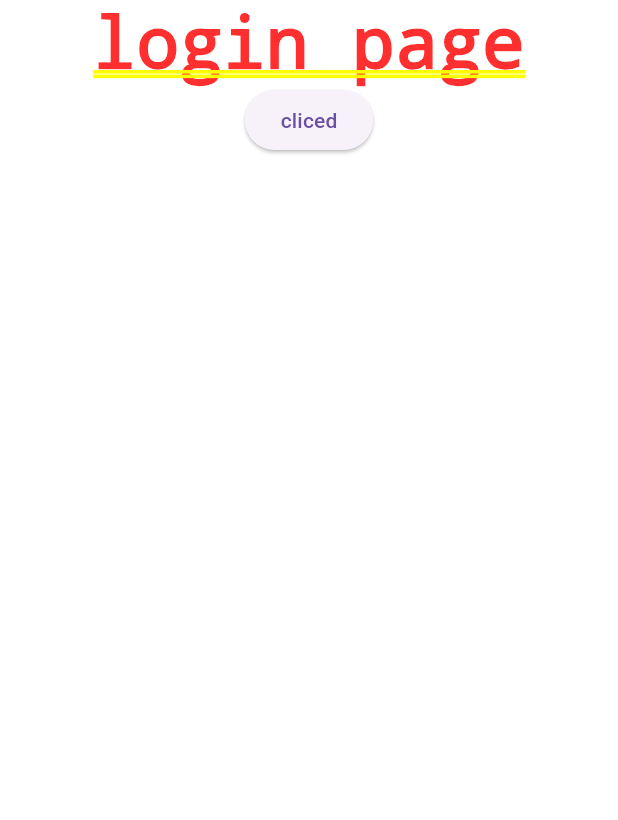
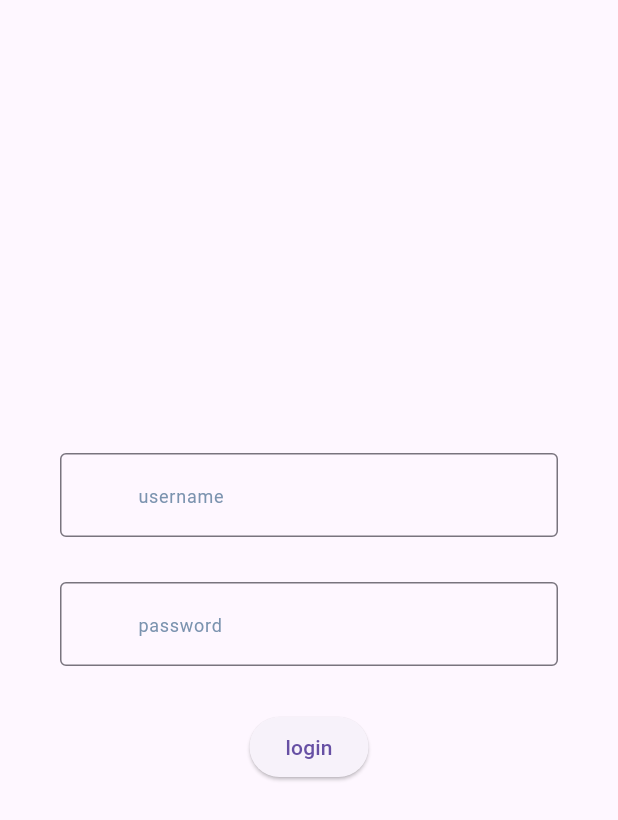
Before and after one commit to SellGURU/copilot-mobileApp, a Flutter app: the screen it shows after launch, on a phone screen of 412 x 824 dp. Shown: the top 820 px of the screen. Run offline on Flutter 3.47's test engine with Material 3 defaults, Android fonts, the phone set to English and light mode, and no system bars; our stand-ins replace convex_bottom_bar, fl_chart, flutter_bloc, flutter_svg, google_fonts and 2 more; missing offline and left inert: dart:ffi.

Commit message:
UPDATE:update the login page

```diff
--- a/lib/main.dart
+++ b/lib/main.dart
@@ -13,6 +13,7 @@ import 'package:test_copilet/res/colors.dart';
 import 'package:test_copilet/route/routes.dart';
 import 'package:test_copilet/screens/home/home.dart';
 import 'package:test_copilet/screens/login/login.dart';
+import 'package:test_copilet/screens/news/news.dart';
 import 'package:test_copilet/screens/result/result.dart';
 import 'package:test_copilet/screens/setting/settingPage.dart';
 import 'package:test_copilet/utility/changeScreanBloc/PageIndex_Bloc.dart';
@@ -38,21 +39,23 @@ class MyApp extends StatefulWidget {
 
 class _MyAppState extends State<MyApp> {
   var pageIndex = 0;
-  bool contishen=true;
+  bool contishen = true;
   @override
   Widget build(BuildContext context) {
     var size = MediaQuery.of(context).size;
-
 
     return MaterialApp(
       title: 'copilot demo',
       debugShowCheckedModeBanner: false,
       routes: routes,
-        home: FutureBuilder<String?>(
+      home: FutureBuilder<String?>(
           future: getTokenLocally(),
           builder: (BuildContext context, AsyncSnapshot<String?> snapshot) {
             if (snapshot.connectionState == ConnectionState.waiting) {
-              return const Center(child: Scaffold(body: CircularProgressIndicator(),));
+              return const Center(
+                  child: Scaffold(
+                body: CircularProgressIndicator(),
+              ));
             } else if (snapshot.hasError) {
               print("$snapshot.error");
               return Center(child: Text('Error: ${snapshot.error}'));
@@ -60,9 +63,8 @@ class _MyAppState extends State<MyApp> {
               String? token = snapshot.data;
               print("token $token");
               if (token == null) {
-                return const LoginPage();
-              }
-              else{
+                return LoginPage();
+              } else {
                 return MultiBlocProvider(
                   providers: [
                     BlocProvider(create: (_) => PageIndexBloc()),
@@ -79,7 +81,7 @@ class _MyAppState extends State<MyApp> {
                                 const HomeScreen(),
                                 const ResultScreen(),
                                 const Text("hi"),
-                                const Text("plan"),
+                                LDLCholesterolScreen(),
                                 SettingPage()
                               ],
                             );
@@ -90,9 +92,7 @@ class _MyAppState extends State<MyApp> {
                 );
               }
             }
-          }
-
-        ),
+          }),
     );
   }
 }
--- a/lib/screens/login/login.dart
+++ b/lib/screens/login/login.dart
@@ -1,6 +1,9 @@
 import 'package:flutter/cupertino.dart';
 import 'package:flutter/material.dart';
+import 'package:test_copilet/utility/token/getTokenHttp.dart';
 import 'package:test_copilet/utility/token/updateToken.dart';
+
+import '../../widgets/text_field.dart';
 
 class LoginPage extends StatefulWidget {
   const LoginPage({super.key});
@@ -10,17 +13,72 @@ class LoginPage extends StatefulWidget {
 }
 
 class _LoginPageState extends State<LoginPage> {
+  final _passwordController = TextEditingController();
+  final _userNameController = TextEditingController();
+  var isLoading = null;
+
+  // TODO: need validation form
+  Future<void> _handleLogin(BuildContext context) async {
+    try {
+      String token = getTokenHttp(
+              _userNameController.value.text, _passwordController.value.text)
+          as String;
+      if (token.isNotEmpty) {
+        await UpdateToken(token); // Assuming UpdateToken is an async function
+        Navigator.pushNamed(context, "/HomeScreen");
+      } else {
+        // Handle empty token case
+        ScaffoldMessenger.of(context).showSnackBar(
+          const SnackBar(content: Text('Failed to retrieve token')),
+        );
+      }
+    } catch (e) {
+      // Handle errors
+      print("error");
+      ScaffoldMessenger.of(context).showSnackBar(
+        SnackBar(content: Text('Error: ${e.toString()}')),
+      );
+    }
+  }
+
   @override
   Widget build(BuildContext context) {
+    var size = MediaQuery.of(context).size;
+
     return SafeArea(
-      child: Center(
-        child: Column(
-          children: [
-            Text("login page"),
-            ElevatedButton(
-                onPressed: () => UpdateToken("hihihihihi"),
-                child: Text("cliced"))
-          ],
+      child: new Scaffold(
+        body: SingleChildScrollView(
+          child: Container(
+            height: size.height,
+            padding: EdgeInsets.symmetric(horizontal: 40),
+            alignment: Alignment.center,
+            child: Column(
+              mainAxisAlignment: MainAxisAlignment.center,
+              children: [
+                AppTextField(
+                  lable: 'username',
+                  hint: 'username',
+                  controller: _userNameController,
+                ),
+                const SizedBox(
+                  height: 30,
+                ),
+                AppTextField(
+                  lable: 'pass',
+                  hint: 'password',
+                  controller: _passwordController,
+                ),
+                const SizedBox(
+                  height: 30,
+                ),
+                ElevatedButton(
+                    onPressed: () async {
+                      await _handleLogin(context);
+                    },
+                    child: const Text("login"))
+              ],
+            ),
+          ),
         ),
       ),
     );
--- a/lib/widgets/bottomNavigationBar.dart
+++ b/lib/widgets/bottomNavigationBar.dart
@@ -79,7 +79,7 @@ class _BottomNavigationBarCustomState extends State<BottomNavigationBarCustom> {
               decoration: BoxDecoration(
                   color: AppColors.iconPurpleDark,
                   borderRadius: BorderRadius.circular(99)),
-              child: SvgPicture.asset("assets/addIcon.svg",
+              child: SvgPicture.asset("assets/codie.svg",
                   width: 5,
                   height: 5,
                   colorFilter: pageIndex == 1
```
Also changed, not shown: lib/screens/news/news.dart (added, +147 -0 lines), lib/screens/setting/settingPage.dart (+4 -4 lines), lib/utility/token/getTokenHttp.dart (+18 -21 lines), assets/codie.svg (renamed from assets/codie logo d 1.svg), codie logo.svg (added).
